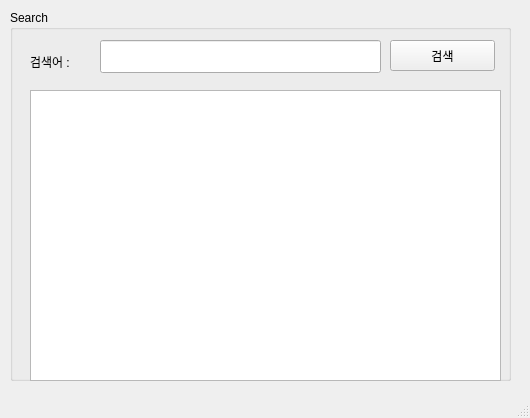
The window that ui/NaverSearch.ui (taekyom/StudyRaspberry21) describes before a commit, drawn with Qt 5.
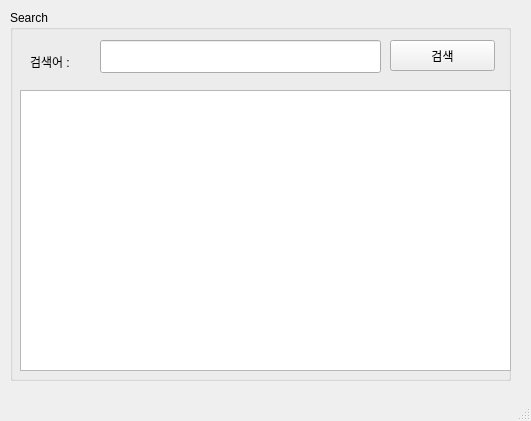
The same window after the commit.

Commit message: 210716 NaverSearch 완료

```diff
--- a/ui/NaverSearch.ui
+++ b/ui/NaverSearch.ui
@@ -6,8 +6,8 @@
    <rect>
     <x>0</x>
     <y>0</y>
-    <width>530</width>
-    <height>418</height>
+    <width>531</width>
+    <height>421</height>
    </rect>
   </property>
   <property name="windowTitle">
@@ -62,13 +62,13 @@
       <string>검색</string>
      </property>
     </widget>
-    <widget class="QListView" name="lsvResult">
+    <widget class="QTableWidget" name="tblResult">
      <property name="geometry">
       <rect>
-       <x>20</x>
+       <x>10</x>
        <y>80</y>
-       <width>471</width>
-       <height>291</height>
+       <width>491</width>
+       <height>281</height>
       </rect>
      </property>
     </widget>
```
Left out of the diff: 2 changed lines with no effect on the pictures. The commit also changes 3 other files.
